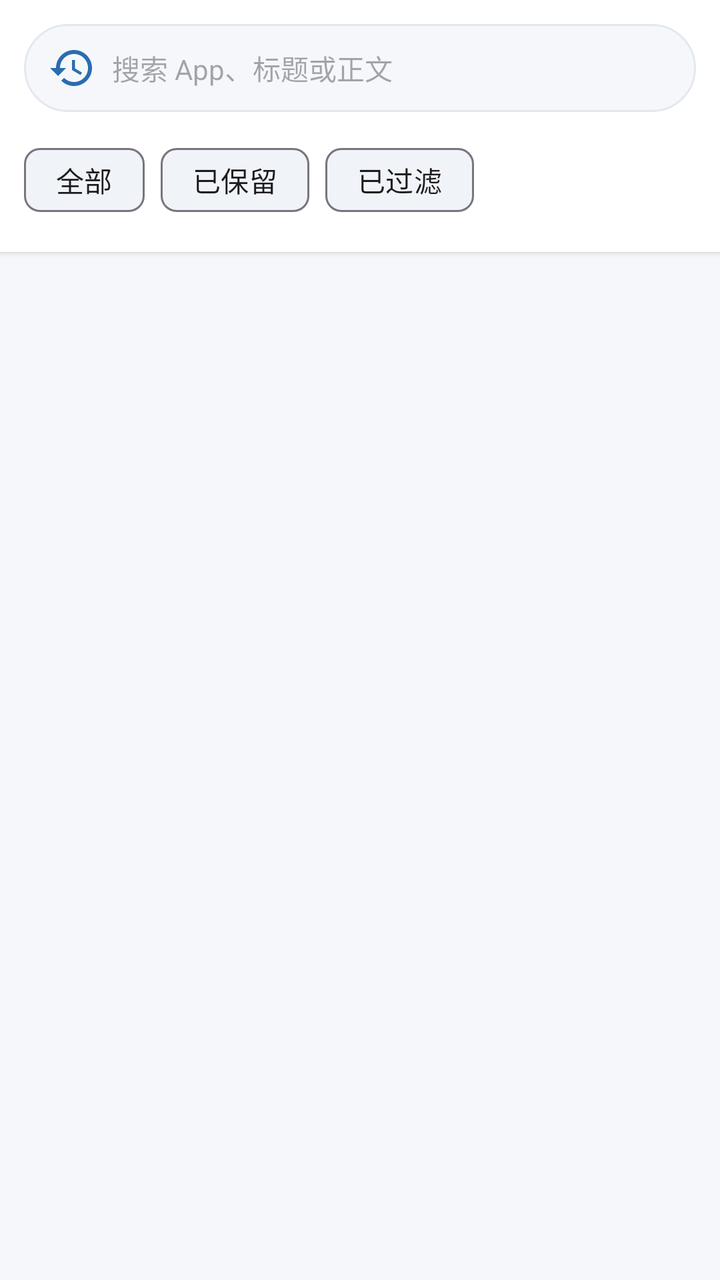
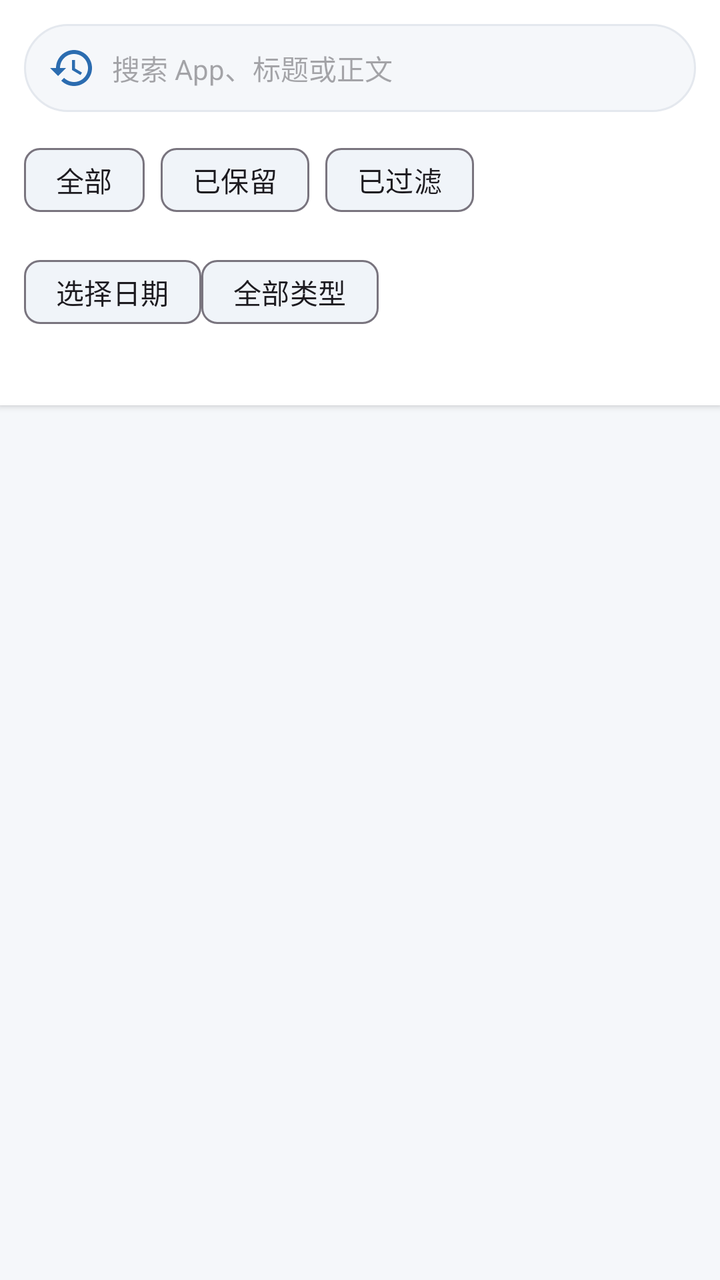

Screens rendered from an Android XML layout before and after an edit, with the pre-edit source and the edit as a unified diff.
<!-- AndroidManifest.xml: application theme Theme.MaodouNotify -->
<!-- res/layout/fragment_history.xml -->
<?xml version="1.0" encoding="utf-8"?>
<LinearLayout xmlns:android="http://schemas.android.com/apk/res/android" xmlns:app="http://schemas.android.com/apk/res-auto"
    android:layout_width="match_parent" android:layout_height="match_parent"
    android:orientation="vertical" android:background="@color/background">

    <LinearLayout
        android:layout_width="match_parent" android:layout_height="wrap_content"
        android:orientation="vertical" android:background="@color/surface"
        android:padding="12dp" android:elevation="2dp">

        <EditText
            android:id="@+id/et_search"
            android:layout_width="match_parent" android:layout_height="44dp"
            android:hint="@string/search_hint" android:drawableStart="@drawable/ic_history"
            android:drawablePadding="8dp" android:paddingStart="12dp" android:paddingEnd="12dp"
            android:background="@drawable/bg_search" android:singleLine="true"
            android:textColor="@color/text_primary" android:textSize="14sp" />

        <HorizontalScrollView
            android:layout_width="match_parent" android:layout_height="wrap_content"
            android:layout_marginTop="10dp" android:scrollbars="none">
            <com.google.android.material.chip.ChipGroup
                android:id="@+id/chip_filter"
                android:layout_width="wrap_content" android:layout_height="wrap_content"
                app:singleSelection="true" >
                <com.google.android.material.chip.Chip android:id="@+id/chip_all" android:layout_width="wrap_content" android:layout_height="wrap_content" android:text="@string/filter_all" app:checkedIconVisible="false" android:checked="true" />
                <com.google.android.material.chip.Chip android:id="@+id/chip_kept" android:layout_width="wrap_content" android:layout_height="wrap_content" android:text="@string/filter_kept" app:checkedIconVisible="false" />
                <com.google.android.material.chip.Chip android:id="@+id/chip_filtered" android:layout_width="wrap_content" android:layout_height="wrap_content" android:text="@string/filter_filtered" app:checkedIconVisible="false" />
            </com.google.android.material.chip.ChipGroup>
        </HorizontalScrollView>
    </LinearLayout>

    <FrameLayout android:layout_width="match_parent" android:layout_height="0dp" android:layout_weight="1">
        <androidx.recyclerview.widget.RecyclerView
            android:id="@+id/recycler"
            android:layout_width="match_parent" android:layout_height="match_parent"
            android:clipToPadding="false" android:paddingBottom="8dp" />
        <TextView
            android:id="@+id/tv_empty"
            android:layout_width="wrap_content" android:layout_height="wrap_content"
            android:layout_gravity="center" android:gravity="center"
            android:text="@string/empty_history" android:textColor="@color/text_secondary"
            android:textSize="14sp" android:visibility="gone" />
    </FrameLayout>
</LinearLayout>
<!-- resources referenced by this layout -->
<resources>
  <color name="background">#F5F7FA</color>
  <color name="surface">#FFFFFF</color>
  <color name="text_primary">#1F2329</color>
  <color name="text_secondary">#7A828E</color>
  <!-- drawable bg_search (drawable) -->
  <?xml version="1.0" encoding="utf-8"?>
  <shape xmlns:android="http://schemas.android.com/apk/res/android" android:shape="rectangle">
      <solid android:color="@color/background" />
      <corners android:radius="22dp" />
      <stroke android:width="1dp" android:color="@color/divider" />
  </shape>
  <!-- drawable ic_history (drawable) -->
  <?xml version="1.0" encoding="utf-8"?>
  <vector xmlns:android="http://schemas.android.com/apk/res/android" android:width="24dp" android:height="24dp" android:viewportWidth="24" android:viewportHeight="24" android:tint="@color/primary">
      <path android:fillColor="@android:color/white" android:pathData="M13,3c-4.97,0 -9,4.03 -9,9H1l4,4 4,-4H6c0,-3.87 3.13,-7 7,-7s7,3.13 7,7 -3.13,7 -7,7c-1.93,0 -3.68,-0.79 -4.94,-2.06l-1.42,1.42C8.27,19.98 10.53,21 13,21c4.97,0 9,-4.03 9,-9s-4.03,-9 -9,-9zM12,8v5l4.25,2.52 0.75,-1.23 -3.5,-2.07V8z" />
  </vector>
  <string name="empty_history">还没有通知记录\n授权通知使用权后，通知会自动出现在这里</string>
  <string name="filter_all">全部</string>
  <string name="filter_filtered">已过滤</string>
  <string name="filter_kept">已保留</string>
  <string name="search_hint">搜索 App、标题或正文</string>
  <style name="Theme.MaodouNotify" parent="Theme.Material3.Light.NoActionBar">
          <item name="colorPrimary">@color/primary</item>
          <item name="colorOnPrimary">@color/surface</item>
          <item name="colorPrimaryContainer">@color/primary_light</item>
          <item name="colorOnPrimaryContainer">@color/primary_dark</item>
          <item name="colorSecondary">@color/accent</item>
          <item name="android:colorBackground">@color/background</item>
          <item name="colorSurface">@color/surface</item>
          <item name="android:textColorPrimary">@color/text_primary</item>
          <item name="android:textColorSecondary">@color/text_secondary</item>
          <item name="android:windowLightStatusBar" tools:targetApi="m">true</item>
      </style>
  <color name="divider">#E4E8EE</color>
  <color name="primary">#2B6CB0</color>
  <color name="primary_light">#D6E6F7</color>
  <color name="primary_dark">#1A3A6B</color>
  <color name="accent">#E07B39</color>
</resources>

<!-- the commit's change to res/layout/fragment_history.xml (unified diff, before → after) -->
@@ -1,4 +1,5 @@
 <?xml version="1.0" encoding="utf-8"?>
+
 <LinearLayout xmlns:android="http://schemas.android.com/apk/res/android" xmlns:app="http://schemas.android.com/apk/res-auto"
     android:layout_width="match_parent" android:layout_height="match_parent"
     android:orientation="vertical" android:background="@color/background">
@@ -28,6 +29,19 @@
                 <com.google.android.material.chip.Chip android:id="@+id/chip_filtered" android:layout_width="wrap_content" android:layout_height="wrap_content" android:text="@string/filter_filtered" app:checkedIconVisible="false" />
             </com.google.android.material.chip.ChipGroup>
         </HorizontalScrollView>
+
+        
+        <HorizontalScrollView
+            android:layout_width="match_parent" android:layout_height="wrap_content"
+            android:layout_marginTop="8dp" android:scrollbars="none">
+            <LinearLayout android:layout_width="wrap_content" android:layout_height="wrap_content" android:orientation="horizontal">
+                <com.google.android.material.chip.Chip android:id="@+id/chip_date" android:layout_width="wrap_content" android:layout_height="wrap_content" android:text="@string/history_date_pick" app:checkedIconVisible="false" />
+                <com.google.android.material.chip.Chip android:id="@+id/chip_type" android:layout_width="wrap_content" android:layout_height="wrap_content" android:text="@string/search_type_all" app:checkedIconVisible="false" />
+            </LinearLayout>
+        </HorizontalScrollView>
+
+        <TextView android:id="@+id/tv_count" android:layout_width="match_parent" android:layout_height="wrap_content"
+            android:layout_marginTop="6dp" android:textSize="11sp" android:textColor="@color/text_secondary" />
     </LinearLayout>
 
     <FrameLayout android:layout_width="match_parent" android:layout_height="0dp" android:layout_weight="1">
<!-- resource entries referenced after the edit -->
@@ -20,7 +20,9 @@
   <string name="filter_all">全部</string>
   <string name="filter_filtered">已过滤</string>
   <string name="filter_kept">已保留</string>
+  <string name="history_date_pick">选择日期</string>
   <string name="search_hint">搜索 App、标题或正文</string>
+  <string name="search_type_all">全部类型</string>
   <style name="Theme.MaodouNotify" parent="Theme.Material3.Light.NoActionBar">
           <item name="colorPrimary">@color/primary</item>
           <item name="colorOnPrimary">@color/surface</item>
